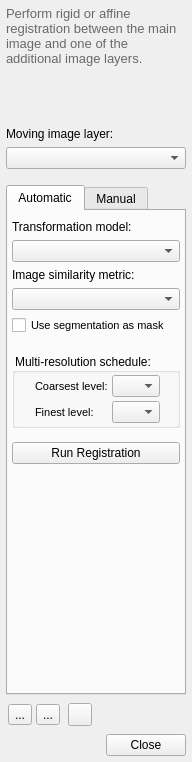
pyushkevich/itksnap, file GUI/Qt/Windows/Registration/RegistrationDialog.ui: the form before one commit.
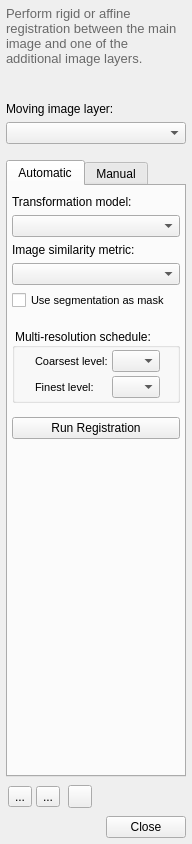
The form after the commit. The open tabs and pages were chosen to show the change. Icons and pictures are not drawn. Custom widgets are drawn as their Qt base class.

Commit message: Split free rotation and registration into separate actions

```diff
--- a/GUI/Qt/Windows/Registration/RegistrationDialog.ui
+++ b/GUI/Qt/Windows/Registration/RegistrationDialog.ui
@@ -7,7 +7,7 @@
     <x>0</x>
     <y>0</y>
     <width>192</width>
-    <height>762</height>
+    <height>844</height>
    </rect>
   </property>
   <property name="maximumSize">
@@ -40,7 +40,7 @@
 }
 </string>
   </property>
-  <layout class="QVBoxLayout" name="verticalLayout_4">
+  <layout class="QVBoxLayout" name="verticalLayout_4" stretch="0,0,0,1,0,0">
    <property name="leftMargin">
     <number>6</number>
    </property>
@@ -55,6 +55,12 @@
    </property>
    <item>
     <widget class="QStackedWidget" name="stackFreeRotationMode">
+     <property name="sizePolicy">
+      <sizepolicy hsizetype="Preferred" vsizetype="Preferred">
+       <horstretch>0</horstretch>
+       <verstretch>0</verstretch>
+      </sizepolicy>
+     </property>
      <property name="currentIndex">
       <number>0</number>
      </property>
@@ -94,7 +100,7 @@
          <property name="sizeHint" stdset="0">
           <size>
            <width>20</width>
-           <height>0</height>
+           <height>10</height>
           </size>
          </property>
         </spacer>
@@ -401,7 +407,7 @@
             <x>0</x>
             <y>0</y>
             <width>161</width>
-            <height>110</height>
+            <height>220</height>
            </rect>
           </property>
           <layout class="QVBoxLayout" name="verticalLayout_5">
```
Left out of the diff: 2 changed lines with no effect on the pictures. The commit also changes 9 other files.
